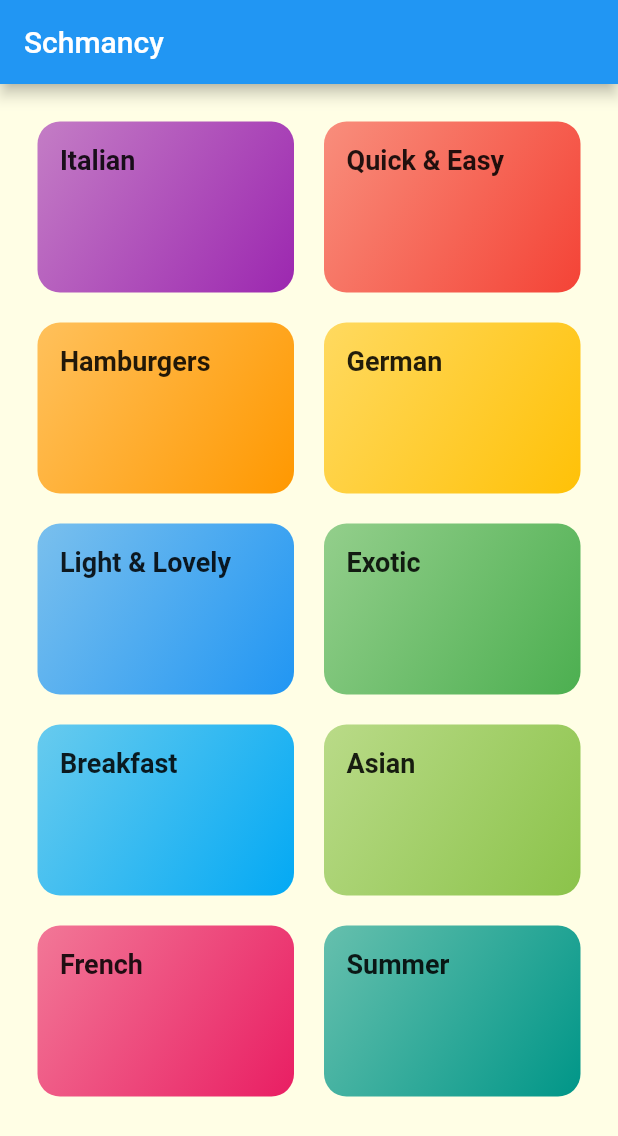
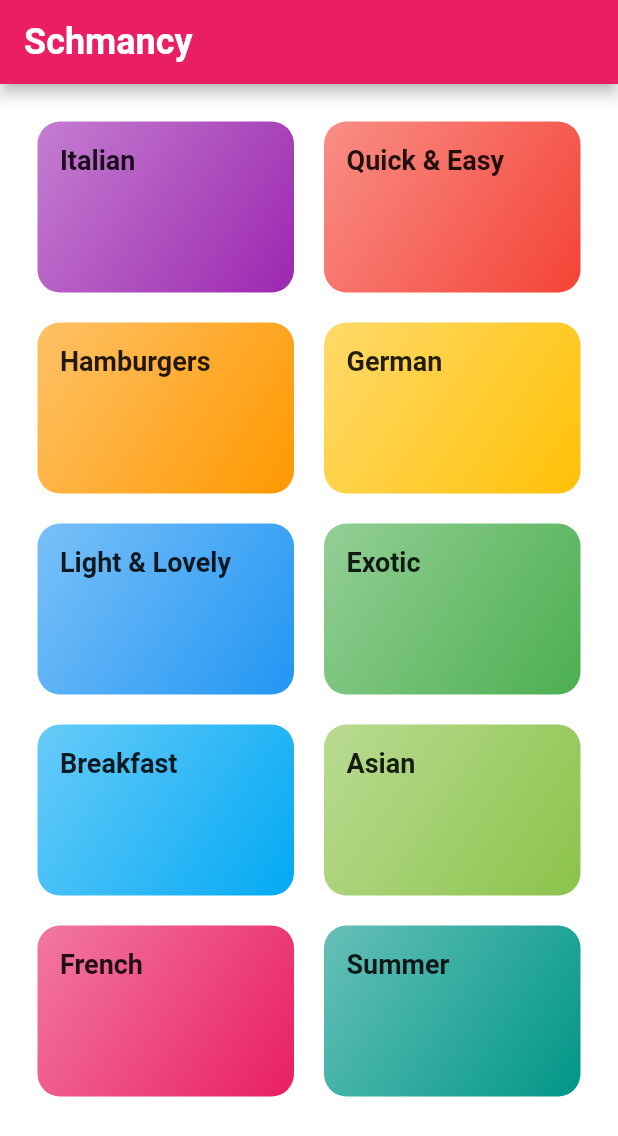
Before and after one commit to MBA-997/Schmancy, a Flutter app: the screen it shows after launch, on a phone screen of 412 x 824 dp. Shown: the top 1136 px of the screen. Run offline on Flutter 3.47's test engine with Material 2 defaults, Android fonts, the phone set to English and light mode, and no system bars.

Commit message:
Updated style

```diff
--- a/lib/screens/categories_screen.dart
+++ b/lib/screens/categories_screen.dart
@@ -9,8 +9,13 @@ class CategoriesScreen extends StatelessWidget {
   @override
   Widget build(BuildContext context) {
     return Scaffold(
+      backgroundColor: Colors.white,
       appBar: AppBar(
-        title: const Text('Schmancy'),
+        backgroundColor: Theme.of(context).primaryColor,
+        title: const Text(
+          'Schmancy',
+          style: TextStyle(fontSize: 24, fontWeight: FontWeight.bold),
+        ),
       ),
       body: GridView(
         padding: const EdgeInsets.all(25),
```
Also changed, not shown: lib/screens/category_meals_screen.dart (+9 -2 lines).
